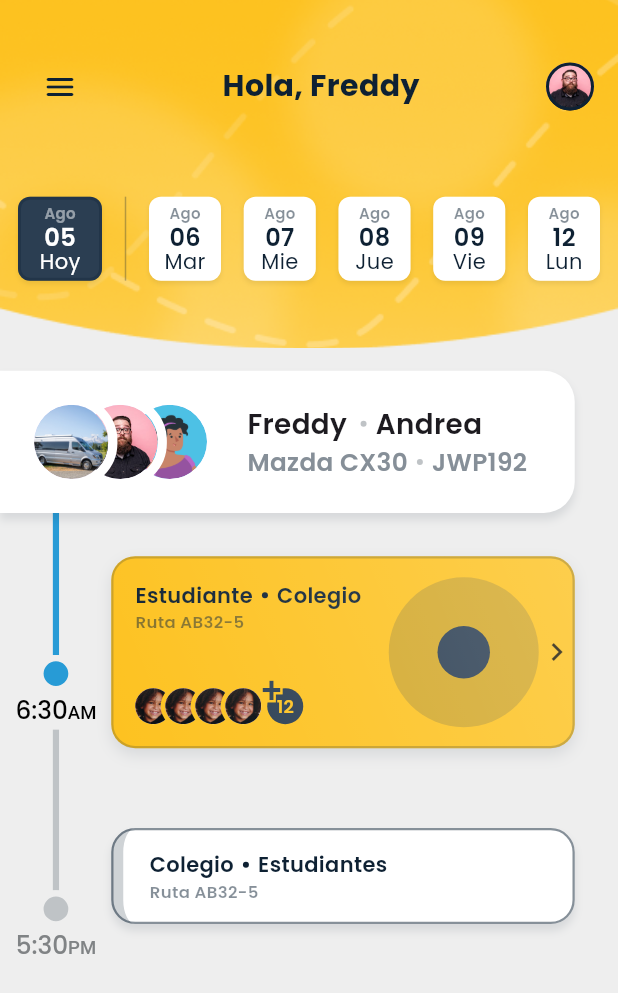
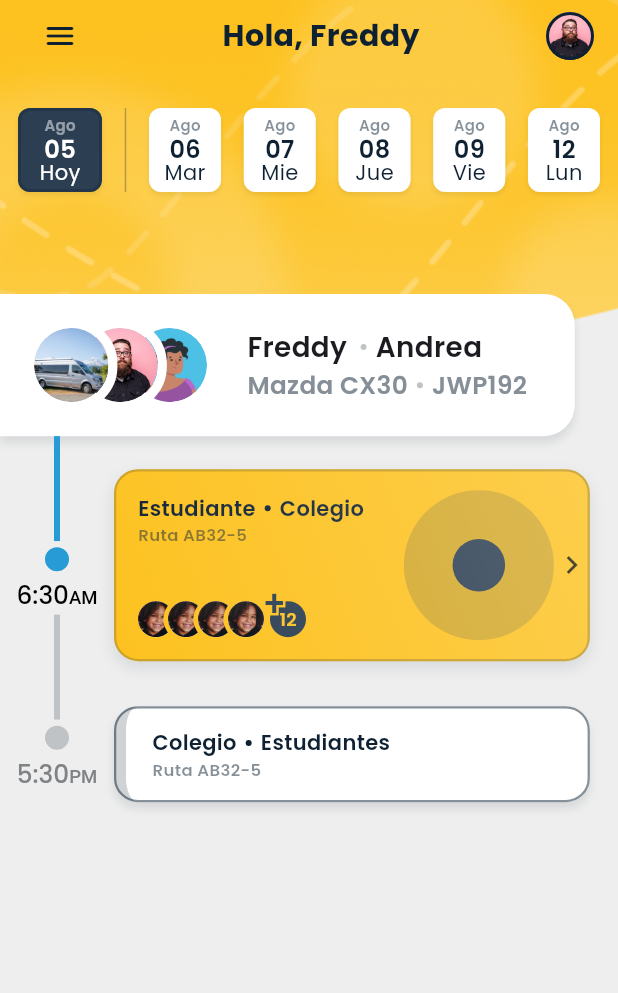
Before and after one commit to Francisco-V98/dashboard_busbanz_practice, a Flutter app: the PrincipalPage screen opened by its route, on a phone screen of 412 x 824 dp. Shown: the top 993 px of the screen. Run offline on Flutter 3.47's test engine with Material 3 defaults, Android fonts, the phone set to English and light mode, and no system bars; our stand-ins replace flutter_riverpod, go_router.

Commit message:
last-fix-base-code-principal_screen

```diff
--- a/lib/config/router/routers.dart
+++ b/lib/config/router/routers.dart
@@ -1,7 +1,7 @@
 import 'package:dashboard_busbanz_practice/screens/animation_screen/circle_animation_screen.dart';
 import 'package:dashboard_busbanz_practice/screens/time_line_header_screen/time_line_header_sreen.dart';
 import 'package:dashboard_busbanz_practice/screens/time_line_screen/time_line_screen.dart';
-import 'package:dashboard_busbanz_practice/screens/principal_screen/principal_page.dart';
+import 'package:dashboard_busbanz_practice/screens/principal_screen/principal_screen.dart';
 import 'package:dashboard_busbanz_practice/screens/screens.dart';
 import 'package:flutter_riverpod/flutter_riverpod.dart';
 import 'package:go_router/go_router.dart';
--- a/lib/screens/principal_screen/principal_page.dart
+++ /dev/null
@@ -1,75 +0,0 @@
-import 'package:dashboard_busbanz_practice/widgets/widgets.dart';
-
-class PrincipalPage extends StatelessWidget {
-  const PrincipalPage({Key? key}) : super(key: key);
-
-  @override
-  Widget build(BuildContext context) {
-    final size = MediaQuery.of(context).size;
-
-    return Scaffold(
-      backgroundColor: AppColors.bgBotLight,
-      body: Column(
-        children: [
-          Expanded(
-            child: Stack(
-              children: [
-                AspectRatio(
-                  aspectRatio: 16 / 9,
-                  child: Image.asset(
-                    "assets/images/fondo_amarillo.png",
-                    fit: BoxFit.cover,
-                  ),
-                ),
-                Positioned(
-                  top: size.height * 0.13,
-                  left: 0,
-                  right: 0,
-                  child: const CalendarContainerGroup(),
-                ),
-                SizedBox(
-                  height: size.height * 0.14,
-                  child: const Center(
-                    child: AppBarBusbanz(
-                      title: "Hola, Freddy",
-                      image: "assets/images/imagen_de_conductor.png",
-                    ),
-                  ),
-                ),
-                Positioned(
-                  top: size.height * 0.4,
-                  child: const TimeLine(),
-                ),
-                Positioned(
-                  top: size.height * 0.45,
-                  right: size.width * 0.07,
-                  width: size.width * 0.75,
-                  child: const CardActiveRoute(
-                    textLeft: 'Estudiante',
-                    textRight: 'Colegio',
-                    textbuttom: 'Ruta AB32-5',
-                    numberUser: 12,
-                  ),
-                ),
-                Positioned(
-                  top: size.height * 0.3,
-                  child: const TimeLineHeader(),
-                ),
-                Positioned(
-                  width: size.width * 0.75,
-                  right: size.width * 0.07,
-                  top: size.height * 0.67,
-                  child: const CardDefault(
-                    textLeft: "Colegio",
-                    textRight: "Estudiantes",
-                    textbuttom: "Ruta AB32-5",
-                  ),
-                ),
-              ],
-            ),
-          ),
-        ],
-      ),
-    );
-  }
-}
--- /dev/null
+++ b/lib/screens/principal_screen/principal_screen.dart
@@ -0,0 +1,86 @@
+import 'package:dashboard_busbanz_practice/widgets/widgets.dart';
+
+class PrincipalPage extends StatelessWidget {
+  const PrincipalPage({Key? key}) : super(key: key);
+
+  @override
+  Widget build(BuildContext context) {
+    final size = MediaQuery.of(context).size;
+
+    return Scaffold(
+      backgroundColor: AppColors.bgBotLight,
+      body: Column(
+        children: [
+          Expanded(
+            child: Stack(
+              children: [
+                AspectRatio(
+                  aspectRatio: 16 / 9,
+                  child: Image.asset(
+                    "assets/images/fondo_amarillo.png",
+                    fit: BoxFit.cover,
+                  ),
+                ),
+                 SafeArea(
+                  child: Column(
+                    children: [
+                      const AppBarBusbanz(
+                        title: 'Hola, Freddy',
+                        image: 'assets/images/imagen_de_conductor.png',
+                      ),
+                      const CalendarContainerGroup(),
+                      const SizedBox(
+                        height: 60,
+                      ),
+                      const Row(
+                        children: [
+                          TimeLineHeader(),
+                        ],
+                      ),
+                      Row(
+                        children: [
+                          const Column(
+                            children: [
+                              TimeLine(),
+                              SizedBox(
+                                height: 18,
+                              )
+                            ],
+                          ),
+                          SizedBox(
+                            width: size.width * 0.77,
+                            child: const Column(
+                              children: [
+                                SizedBox(
+                                  height: 10,
+                                ),
+                                CardActiveRoute(
+                                  textLeft: 'Estudiante',
+                                  textRight: 'Colegio',
+                                  textbuttom: 'Ruta AB32-5',
+                                  numberUser: 12,
+                                ),
+                                SizedBox(
+                                  height: 30,
+                                ),
+                                CardDefault(
+                                  textLeft: "Colegio",
+                                  textRight: "Estudiantes",
+                                  textbuttom: "Ruta AB32-5",
+                                ),
+                              ],
+                            ),
+                          ),
+                        ],
+                      )
+                    ],
+                  ),
+                ),
+              ],
+            ),
+          ),
+        ],
+      ),
+    );
+  }
+}
--- a/lib/widgets/time_line_container/time_line.dart
+++ b/lib/widgets/time_line_container/time_line.dart
@@ -31,22 +31,19 @@ class TimeLineEvent extends StatelessWidget {
   @override
   Widget build(BuildContext context) {
     final size = MediaQuery.of(context).size;
-    final double circleSize = size.width * 0.06;
-    final double lineWidth = size.width * 0.01;
-    final double paddingHorizontal = size.width * 0.025;
-    final double verticalLineHeight = size.height * 0.13;
+    const double circleSize = 24;
 
     final hour = time.substring(0, time.length - 2);
     final period = time.substring(time.length - 2);
 
     return Padding(
-      padding: EdgeInsets.symmetric(horizontal: paddingHorizontal),
+      padding: const EdgeInsets.symmetric(horizontal: 11),
       child: Column(
         children: [
           if (isFirst)
             TimeLineActive(
-              lineWidth: lineWidth,
-              verticalLineHeight: verticalLineHeight,
+              lineWidth: 4,
+              verticalLineHeight: 70,
               circleSize: circleSize,
               size: size,
               hour: hour,
@@ -54,8 +51,8 @@ class TimeLineEvent extends StatelessWidget {
             ),
           if (isLast)
             TImeLineOff(
-              lineWidth: lineWidth,
-              verticalLineHeight: verticalLineHeight,
+              lineWidth: 4,
+              verticalLineHeight: 70,
               circleSize: circleSize,
               size: size,
               hour: hour,
```
